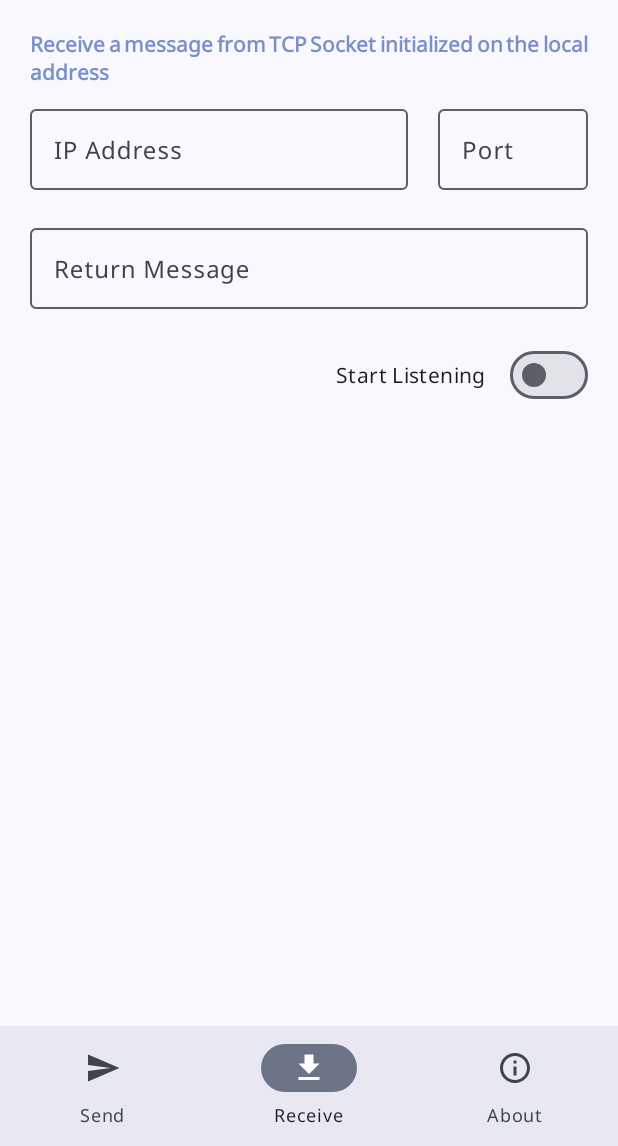
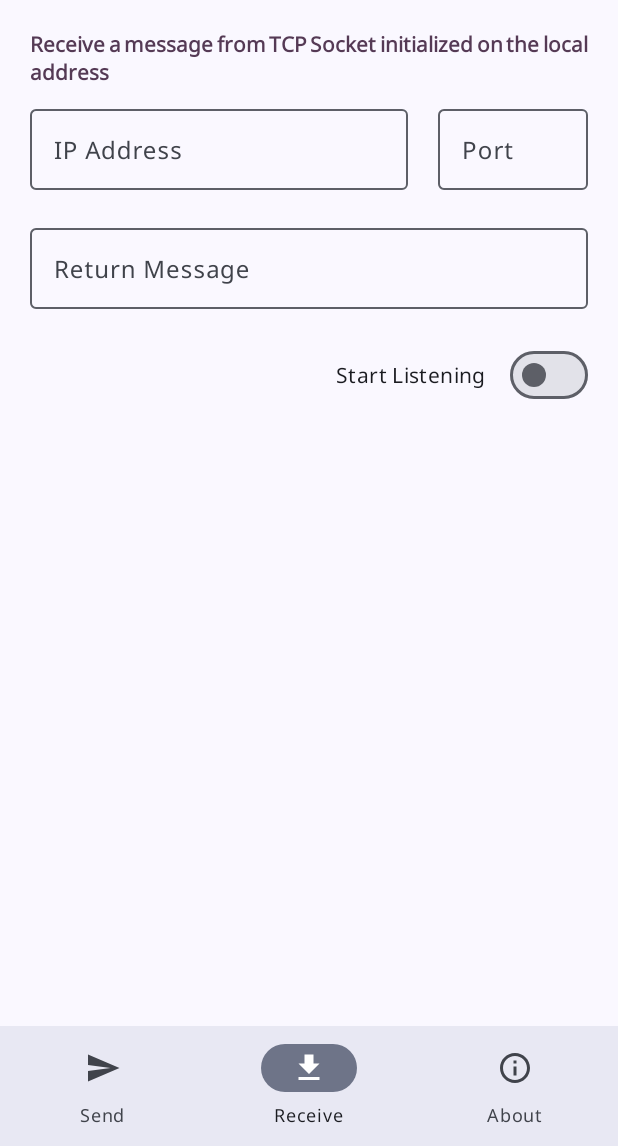
Before and after one commit to flamboyantpenguin/socketexperiment0, an Android app: the ReceiveFragment screen opened through its navigation route, on a phone screen of 412 x 824 dp, the part 90-1236 px from its top. Run offline under Robolectric (Android 15) with nearby library versions, the phone set to English and light mode, and no system bars; our stand-ins replace navigation-ui.

Commit message:
- Minor UI Fix

```diff
--- a/app/src/main/res/layout/fragment_receive.xml
+++ b/app/src/main/res/layout/fragment_receive.xml
@@ -17,7 +17,7 @@
         android:justificationMode="inter_word"
         android:text="@string/receive_description"
         android:textAlignment="viewStart"
-        android:textColor="@color/material_dynamic_primary60"
+        android:textColor="?attr/colorTertiary"
         android:textIsSelectable="false"
         android:textSize="14sp"
         android:textStyle="bold"
@@ -125,7 +125,7 @@
         android:minHeight="40dp"
         android:indeterminateTintMode="src_in"
         android:minWidth="100dp"
-        android:indeterminateTint="@color/material_dynamic_primary60"
+        android:indeterminateTint="?attr/colorSecondary"
         android:layout_marginStart="20dp"
         android:layout_marginTop="20dp"
         app:layout_constraintStart_toStartOf="parent"
```
